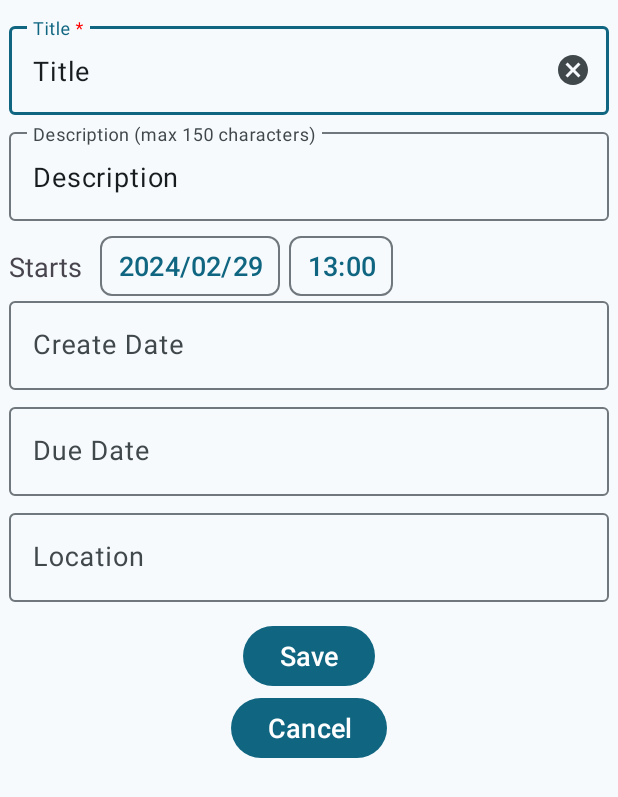
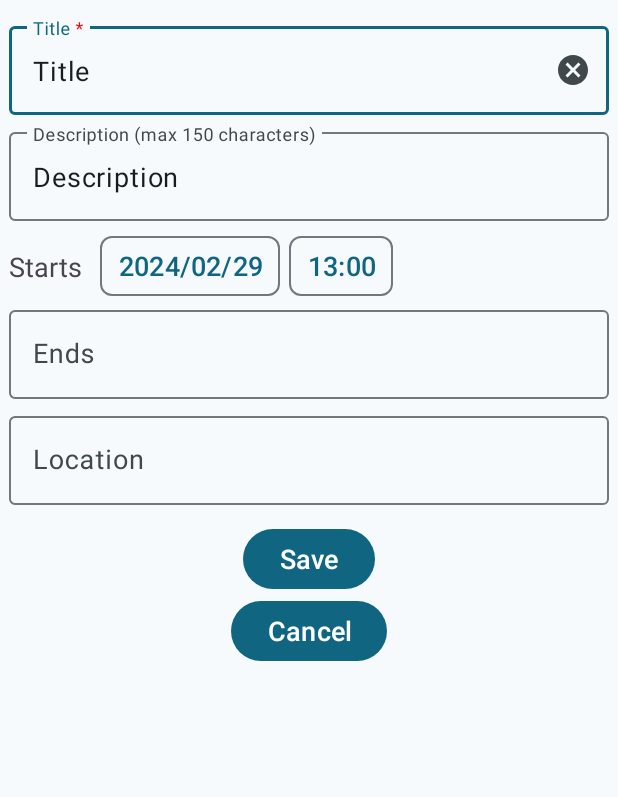
Before and after one commit to davidhsiaotw/todolist, an Android app: the layout fragment_edit_task.xml on its own in the app's theme, with its tools: preview values and no code run, on a phone screen of 412 x 824 dp. Shown: the top 797 px of the screen. Run offline under Robolectric (Android 15) with nearby library versions, the phone set to English and light mode, and no system bars.

Commit message:
feat: remove a TextInputEditText, createDateInput
remove create_date_input_label (TextInputLayout) and create_date_input (TextInputEditText) from fragment_edit_task.xml
update a task's start date with the text from startsDateButton
add starts in strings.xml

```diff
--- a/app/src/main/res/layout/fragment_edit_task.xml
+++ b/app/src/main/res/layout/fragment_edit_task.xml
@@ -76,7 +76,7 @@
                 android:id="@+id/starts_textView"
                 android:layout_width="wrap_content"
                 android:layout_height="wrap_content"
-                android:text="Starts"
+                android:text="@string/starts"
                 android:textSize="18sp"
                 app:layout_constraintBottom_toBottomOf="@id/starts_date_button"
                 app:layout_constraintStart_toStartOf="parent"
@@ -113,36 +113,13 @@
                 tools:text="13:00" />
 
             <com.google.android.material.textfield.TextInputLayout
-                android:id="@+id/create_date_input_label"
-                android:layout_width="0dp"
-                android:layout_height="wrap_content"
-                android:layout_marginTop="48dp"
-                android:hint="@string/create_date"
-                app:layout_constraintEnd_toEndOf="parent"
-                app:layout_constraintStart_toStartOf="parent"
-                app:layout_constraintTop_toBottomOf="@id/description_input_label">
-
-                <com.google.android.material.textfield.TextInputEditText
-                    android:id="@+id/create_date_input"
-                    android:layout_width="match_parent"
-                    android:layout_height="match_parent"
-                    android:inputType="textAutoComplete"
-                    android:maxLines="1"
-                    android:textSize="18sp"
-                    app:layout_constraintEnd_toEndOf="parent"
-                    app:layout_constraintStart_toStartOf="parent"
-                    app:layout_constraintTop_toTopOf="parent" />
-            </com.google.android.material.textfield.TextInputLayout>
-
-            <com.google.android.material.textfield.TextInputLayout
                 android:id="@+id/due_date_input_label"
                 android:layout_width="0dp"
                 android:layout_height="wrap_content"
-                android:layout_marginTop="6dp"
-                android:hint="@string/due_date"
+                android:hint="@string/ends"
                 app:layout_constraintEnd_toEndOf="parent"
                 app:layout_constraintStart_toStartOf="parent"
-                app:layout_constraintTop_toBottomOf="@id/create_date_input_label">
+                app:layout_constraintTop_toBottomOf="@id/starts_date_button">
 
                 <com.google.android.material.textfield.TextInputEditText
                     android:id="@+id/due_date_input"
--- a/app/src/main/res/values/strings.xml
+++ b/app/src/main/res/values/strings.xml
@@ -16,9 +16,11 @@
     characters)</string>
     <string name="add_content_description">Add</string>
     <string name="date">%s~%s</string>
+    <string name="time12H">%s:%s %s</string>
+    <string name="time24H">%s:%s %s</string>
     <string name="date_example">1900/01/01</string>
-    <string name="create_date">Create Date</string>
-    <string name="due_date">Due Date</string>
+    <string name="starts">Starts</string>
+    <string name="ends">Ends</string>
     <string name="save">Save</string>
     <string name="cancel">Cancel</string>
     <string name="location">Location</string>
```
